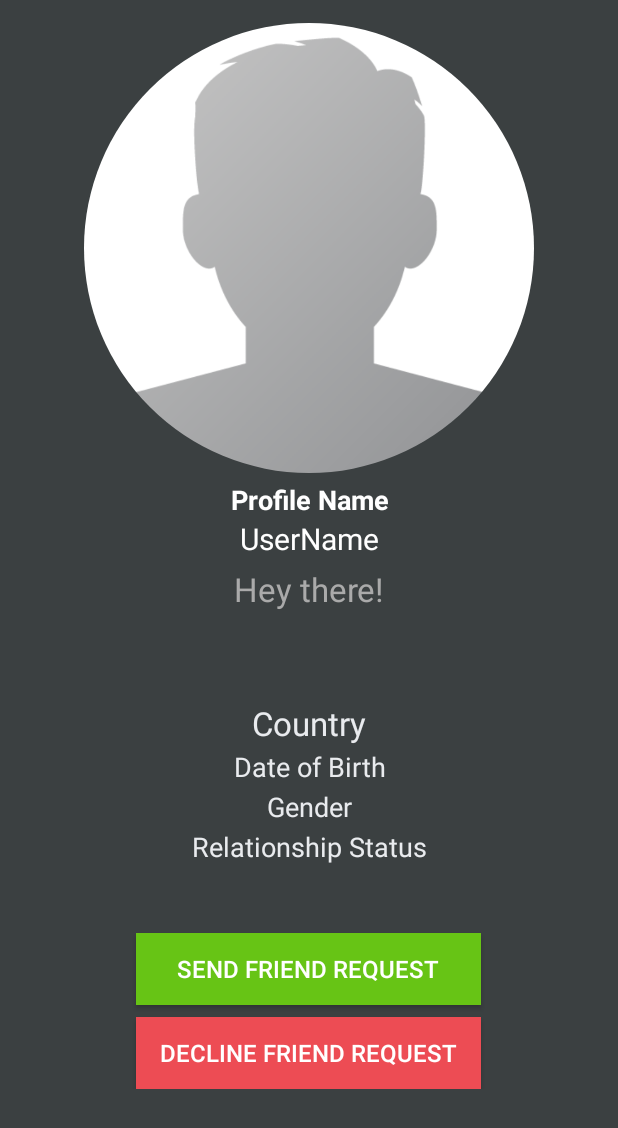
After one commit to phemmati/BookGraph, an Android app: the PersonProfileActivity screen opened directly, with no data from a screen before it, on a phone screen of 412 x 824 dp. The commit adds this screen. Shown: the top 1128 px of the screen. Run offline under Robolectric (Android 15) with nearby library versions, the phone set to English and light mode, and no system bars; our stand-ins replace CircleImageView, Firebase (no records; nobody signed in at launch, a user with empty details on screens opened directly), Picasso; 1 statement that could not run was skipped.

Commit message:
Friend request done

```diff
--- a/app/src/main/java/com/example/bookgraph/ClickPostActivity.java
+++ b/app/src/main/java/com/example/bookgraph/ClickPostActivity.java
@@ -110,6 +110,7 @@ public class ClickPostActivity extends AppCompatActivity {
             public void onClick(DialogInterface dialog, int which) {
                 clickPostRef.child("description").setValue(inputField.getText().toString());
                 Toast.makeText(ClickPostActivity.this,"Post has been updated.",Toast.LENGTH_LONG).show();
+                sendUserToMainActivity();
             }
         });
 
--- a/app/src/main/java/com/example/bookgraph/FindFriendsActivity.java
+++ b/app/src/main/java/com/example/bookgraph/FindFriendsActivity.java
@@ -3,6 +3,7 @@ package com.example.bookgraph;
 import androidx.annotation.NonNull;
 import androidx.appcompat.app.AppCompatActivity;
 
+import android.content.Intent;
 import android.os.Bundle;
 import android.view.LayoutInflater;
 import android.view.View;
@@ -81,10 +82,20 @@ public class FindFriendsActivity extends AppCompatActivity {
 
         FirebaseRecyclerAdapter<FindFriends, FindFriendsViewHolder> firebaseRecyclerAdapter = new FirebaseRecyclerAdapter<FindFriends, FindFriendsViewHolder>(options) {
             @Override
-            protected void onBindViewHolder(@NonNull FindFriendsViewHolder holder, int position, @NonNull FindFriends model) {
+            protected void onBindViewHolder(@NonNull FindFriendsViewHolder holder, final int position, @NonNull FindFriends model) {
                 holder.myName.setText(model.getFullname());
                 holder.myStatus.setText(model.getStatus());
                 Picasso.get().load(model.getProfileimage()).into(holder.myImage);
+
+                holder.itemView.setOnClickListener(new View.OnClickListener() {
+                    @Override
+                    public void onClick(View v) {
+                        String visit_user_id = getRef(position).getKey();
+                        Intent profileIntent = new Intent(FindFriendsActivity.this,PersonProfileActivity.class);
+                        profileIntent.putExtra("visit_user_id",visit_user_id);
+                        startActivity(profileIntent);
+                    }
+                });
             }
 
             @NonNull
--- a/app/src/main/java/com/example/bookgraph/MainActivity.java
+++ b/app/src/main/java/com/example/bookgraph/MainActivity.java
@@ -32,6 +32,7 @@ import com.google.firebase.database.DataSnapshot;
 import com.google.firebase.database.DatabaseError;
 import com.google.firebase.database.DatabaseReference;
 import com.google.firebase.database.FirebaseDatabase;
+import com.google.firebase.database.Query;
 import com.google.firebase.database.ValueEventListener;
 import com.squareup.picasso.Picasso;
 
@@ -47,10 +48,8 @@ public class MainActivity extends AppCompatActivity {
     private RecyclerView postList;
     private Toolbar mtoolBar;
     Boolean likeChecker = false;
-
     private FirebaseAuth mAuth;
     private DatabaseReference usersRef,postsRef,likesRef;
-
     private CircleImageView navProfileImage;
     private TextView navProfileUserName;
     private String currentUserId;
@@ -62,35 +61,7 @@ public class MainActivity extends AppCompatActivity {
         super.onCreate(savedInstanceState);
         setContentView(R.layout.activity_main);
 
-        mAuth = FirebaseAuth.getInstance();
-        postsRef = FirebaseDatabase.getInstance().getReference().child("Posts");
-        usersRef = FirebaseDatabase.getInstance().getReference().child("Users");
-        likesRef = FirebaseDatabase.getInstance().getReference().child("Likes");
-
-        currentUserId = mAuth.getCurrentUser().getUid();
-
-        mtoolBar = (Toolbar) findViewById(R.id.main_page_toolbar);
-        setSupportActionBar(mtoolBar);
-        getSupportActionBar().setTitle("Home");
-
-        drawerLayout = (DrawerLayout) findViewById(R.id.drawable_layout);
-        actionBarDrawerToggle = new ActionBarDrawerToggle(MainActivity.this,drawerLayout,R.string.drawer_open,R.string.drawer_close);
-        drawerLayout.addDrawerListener(actionBarDrawerToggle);
-        actionBarDrawerToggle.syncState();
-        getSupportActionBar().setDisplayHomeAsUpEnabled(true);
-        navigationView = (NavigationView) findViewById(R.id.navigation_view);
-        postList = (RecyclerView) findViewById(R.id.all_users_post_list);
-        postList.setHasFixedSize(true);
-        LinearLayoutManager linearLayoutManager = new LinearLayoutManager(this);
-        linearLayoutManager.setReverseLayout(true);
-        linearLayoutManager.setStackFromEnd(true);
-        postList.setLayoutManager(linearLayoutManager);
-
-
-        View navView = navigationView.inflateHeaderView(R.layout.navigation_header);
-        navProfileImage = (CircleImageView) navView.findViewById(R.id.nav_profile_image);
-        navProfileUserName = (TextView)navView.findViewById(R.id.nav_user_full_name);
-        addNewPostButton = (ImageButton) findViewById(R.id.add_new_post_button);
+        initializeFields();
 
         usersRef.child(currentUserId).addValueEventListener(new ValueEventListener() {
             @Override
@@ -139,11 +110,42 @@ public class MainActivity extends AppCompatActivity {
         displayAllUsersPost();
     }
 
+    private void initializeFields() {
+
+        mAuth = FirebaseAuth.getInstance();
+        postsRef = FirebaseDatabase.getInstance().getReference().child("Posts");
+        usersRef = FirebaseDatabase.getInstance().getReference().child("Users");
+        likesRef = FirebaseDatabase.getInstance().getReference().child("Likes");
+        currentUserId = mAuth.getCurrentUser().getUid();
+        mtoolBar = (Toolbar) findViewById(R.id.main_page_toolbar);
+        setSupportActionBar(mtoolBar);
+        getSupportActionBar().setTitle("Home");
+        drawerLayout = (DrawerLayout) findViewById(R.id.drawable_layout);
+        actionBarDrawerToggle = new ActionBarDrawerToggle(MainActivity.this,drawerLayout,R.string.drawer_open,R.string.drawer_close);
+        drawerLayout.addDrawerListener(actionBarDrawerToggle);
+        actionBarDrawerToggle.syncState();
+        getSupportActionBar().setDisplayHomeAsUpEnabled(true);
+        navigationView = (NavigationView) findViewById(R.id.navigation_view);
+        postList = (RecyclerView) findViewById(R.id.all_users_post_list);
+        postList.setHasFixedSize(true);
+        LinearLayoutManager linearLayoutManager = new LinearLayoutManager(this);
+        linearLayoutManager.setReverseLayout(true);
+        linearLayoutManager.setStackFromEnd(true);
+        postList.setLayoutManager(linearLayoutManager);
+        View navView = navigationView.inflateHeaderView(R.layout.navigation_header);
+        navProfileImage = (CircleImageView) navView.findViewById(R.id.nav_profile_image);
+        navProfileUserName = (TextView)navView.findViewById(R.id.nav_user_full_name);
+        addNewPostButton = (ImageButton) findViewById(R.id.add_new_post_button);
+
+    }
+
     private void displayAllUsersPost() {
+
+        Query sortPostInDescending = postsRef.orderByChild("counter");
 
             FirebaseRecyclerOptions<Posts> options =
                     new FirebaseRecyclerOptions.Builder<Posts>()
-                            .setQuery(postsRef, Posts.class)
+                            .setQuery(sortPostInDescending, Posts.class)
                             .build();
 
             FirebaseRecyclerAdapter adapter = new FirebaseRecyclerAdapter<Posts, postViewHolder>(options) {
--- /dev/null
+++ b/app/src/main/java/com/example/bookgraph/PersonProfileActivity.java
@@ -0,0 +1,88 @@
+package com.example.bookgraph;
+
+import androidx.annotation.NonNull;
+import androidx.appcompat.app.AppCompatActivity;
+
+import android.os.Bundle;
+import android.widget.Button;
+import android.widget.TextView;
+
+import com.google.firebase.auth.FirebaseAuth;
+import com.google.firebase.database.DataSnapshot;
+import com.google.firebase.database.DatabaseError;
+import com.google.firebase.database.DatabaseReference;
+import com.google.firebase.database.FirebaseDatabase;
+import com.google.firebase.database.ValueEventListener;
+import com.squareup.picasso.Picasso;
+
+import de.hdodenhof.circleimageview.CircleImageView;
+
+public class PersonProfileActivity extends AppCompatActivity {
+
+    private TextView userName,userFullName,userStatus,userCountry,userGender,userRelation,userDOB;
+    private CircleImageView userProfImage;
+    private FirebaseAuth mAuth;
+    private String senderUserId,receiverUserId;
+    private DatabaseReference profileUserRef,usersRef;
+    private Button sendFriendRequestBtn,declineFriendRequestBtn;
+
+    @Override
+    protected void onCreate(Bundle savedInstanceState) {
+        super.onCreate(savedInstanceState);
+        setContentView(R.layout.activity_person_profile);
+
+        initializeFields();
+
+        usersRef.child(receiverUserId).addValueEventListener(new ValueEventListener() {
+            @Override
+            public void onDataChange(@NonNull DataSnapshot snapshot) {
+                if(snapshot.exists()){
+                    String myProfileImage = snapshot.child("profileimage").getValue().toString();
+                    String myUserName = snapshot.child("username").getValue().toString();
+                    String myFullName = snapshot.child("fullname").getValue().toString();
+                    String myProfileStatus = snapshot.child("status").getValue().toString();
+                    String myDOB = snapshot.child("dob").getValue().toString();
+                    String myCountry = snapshot.child("country").getValue().toString();
+                    String myGender = snapshot.child("gender").getValue().toString();
+                    String myRelationshipStatus = snapshot.child("relationstatus").getValue().toString();
+
+                    Picasso.get().load(myProfileImage).placeholder(R.drawable.profile).into(userProfImage);
+                    userName.setText("@"+myUserName);
+                    userFullName.setText(myFullName);
+                    userCountry.setText("Country: "+myCountry);
+                    userDOB.setText("DOB: "+myDOB);
+                    userStatus.setText("Status: "+myProfileStatus);
+                    userRelation.setText("Relationship Status: "+myRelationshipStatus);
+                    userGender.setText("Gender: "+myGender);
+                }
+            }
+
+            @Override
+            public void onCancelled(@NonNull DatabaseError error) {
+
+            }
+        });
+
+    }
+
+    private void initializeFields(){
+
+        userCountry = (TextView) findViewById(R.id.person_country);
+        userName = (TextView) findViewById(R.id.person_username);
+        userGender = (TextView) findViewById(R.id.person_gender);
+        userDOB = (TextView) findViewById(R.id.person_dob);
+        userFullName = (TextView) findViewById(R.id.person_full_name);
+        userStatus = (TextView) findViewById(R.id.person_profile_status);
+        userRelation = (TextView) findViewById(R.id.person_relationship);
+        userProfImage = (CircleImageView) findViewById(R.id.person_profile_pic);
+        sendFriendRequestBtn = (Button) findViewById(R.id.person_send_friend_request_btn);
+        declineFriendRequestBtn = (Button) findViewById(R.id.person_decline_friend_request_btn);
+        mAuth = FirebaseAuth.getInstance();
+        senderUserId = mAuth.getCurrentUser().getUid();
+        receiverUserId = getIntent().getExtras().get("visit_user_id").toString();
+        //profileUserRef = FirebaseDatabase.getInstance().getReference().child("Users").child(currentUserId);
+        usersRef = FirebaseDatabase.getInstance().getReference().child("Users");
+
+
+    }
+}
--- a/app/src/main/java/com/example/bookgraph/PostActivity.java
+++ b/app/src/main/java/com/example/bookgraph/PostActivity.java
@@ -55,6 +55,7 @@ public class PostActivity extends AppCompatActivity {
     private String saveCurrentDate, saveCurrentTime,postRandomName,current_user_id;
     private String downloadUrl;
     private ProgressDialog loadingBar;
+    private long countPosts = 0;
 
     @RequiresApi(api = Build.VERSION_CODES.LOLLIPOP)
     @Override
@@ -152,6 +153,23 @@ public class PostActivity extends AppCompatActivity {
     }
 
     private void SavingPostInformationToDatabase() {
+
+        postsRef.addValueEventListener(new ValueEventListener() {
+            @Override
+            public void onDataChange(@NonNull DataSnapshot snapshot) {
+                if(snapshot.exists()){
+                    countPosts = snapshot.getChildrenCount();
+                }
+                else{
+                    countPosts = 0;
+                }
+            }
+
+            @Override
+            public void onCancelled(@NonNull DatabaseError error) {
+
+            }
+        });
         usersRef.child(current_user_id).addValueEventListener(new ValueEventListener() {
             @Override
             public void onDataChange(DataSnapshot dataSnapshot)
@@ -167,6 +185,7 @@ public class PostActivity extends AppCompatActivity {
                     postsMap.put("time", saveCurrentTime);
                     postsMap.put("description", description);
                     postsMap.put("postimage", downloadUrl);
+                    postsMap.put("counter",countPosts);
                     postsMap.put("profileimage", userProfileImage);
                     postsMap.put("fullname", userFullName);
                     postsRef.child(current_user_id + postRandomName).updateChildren(postsMap)
--- /dev/null
+++ b/app/src/main/res/layout/activity_person_profile.xml
@@ -0,0 +1,145 @@
+<?xml version="1.0" encoding="utf-8"?>
+<RelativeLayout xmlns:android="http://schemas.android.com/apk/res/android"
+    xmlns:app="http://schemas.android.com/apk/res-auto"
+    xmlns:tools="http://schemas.android.com/tools"
+    android:layout_width="match_parent"
+    android:layout_height="match_parent"
+    android:background="@color/colorProfile"
+    tools:context=".PersonProfileActivity">
+
+    <ScrollView
+        android:layout_width="match_parent"
+        android:layout_height="match_parent"
+        android:layout_alignParentStart="true"
+        android:layout_alignParentTop="true">
+
+        <RelativeLayout
+            android:layout_width="match_parent"
+            android:layout_height="match_parent">
+
+            <de.hdodenhof.circleimageview.CircleImageView
+                android:id="@+id/person_profile_pic"
+                android:layout_width="300dp"
+                android:layout_height="300dp"
+                android:layout_alignParentTop="true"
+                android:layout_centerHorizontal="true"
+                android:layout_marginTop="15dp"
+                android:src="@drawable/profile"
+                />
+
+            <TextView
+                android:id="@+id/person_full_name"
+                android:layout_width="match_parent"
+                android:layout_height="wrap_content"
+                android:text="Profile Name"
+                android:layout_below="@+id/person_profile_pic"
+                android:layout_marginTop="5dp"
+                android:textAlignment="center"
+                android:textAllCaps="false"
+                android:textColor="@android:color/background_light"
+                android:textSize="18sp"
+                android:textStyle="bold"/>
+
+            <TextView
+                android:id="@+id/person_username"
+                android:layout_width="match_parent"
+                android:layout_height="wrap_content"
+                android:text="UserName"
+                android:layout_below="@+id/person_full_name"
+                android:textAlignment="center"
+                android:textAllCaps="false"
+                android:textColor="@android:color/background_light"
+                android:textSize="20sp"/>
+
+            <TextView
+                android:id="@+id/person_profile_status"
+                android:layout_width="match_parent"
+                android:layout_height="wrap_content"
+                android:text="Hey there!"
+                android:layout_marginTop="5dp"
+                android:layout_below="@+id/person_username"
+                android:textAlignment="center"
+                android:textAllCaps="false"
+                android:textColor="@android:color/darker_gray"
+                android:textSize="22sp"/>
+
+            <TextView
+                android:id="@+id/person_country"
+                android:layout_width="match_parent"
+                android:layout_height="wrap_content"
+                android:text="Country"
+                android:layout_marginTop="60dp"
+                android:layout_below="@+id/person_profile_status"
+                android:textAlignment="center"
+                android:textAllCaps="false"
+                android:textColor="@color/colorAccent"
+                android:textSize="22sp"/>
+
+            <TextView
+                android:id="@+id/person_dob"
+                android:layout_width="match_parent"
+                android:layout_height="wrap_content"
+                android:text="Date of Birth"
+                android:layout_marginTop="2dp"
+                android:layout_below="@+id/person_country"
+                android:textAlignment="center"
+                android:textAllCaps="false"
+                android:textColor="@color/colorAccent"
+                android:textSize="18sp"/>
+
+            <TextView
+                android:id="@+id/person_gender"
+                android:layout_width="match_parent"
+                android:layout_height="wrap_content"
+                android:text="Gender"
+                android:layout_marginTop="2dp"
+                android:layout_below="@+id/person_dob"
+                android:textAlignment="center"
+                android:textAllCaps="false"
+                android:textColor="@color/colorAccent"
+                android:textSize="18sp"/>
+
+            <TextView
+                android:id="@+id/person_relationship"
+                android:layout_width="match_parent"
+                android:layout_height="wrap_content"
+                android:text="Relationship Status"
+                android:layout_marginTop="2dp"
+                android:layout_below="@+id/person_gender"
+                android:textAlignment="center"
+                android:textAllCaps="false"
+                android:textColor="@color/colorAccent"
+                android:textSize="18sp"/>
+
+            <Button
+                android:id="@+id/person_send_friend_request_btn"
+                android:layout_width="230dp"
+                android:layout_height="wrap_content"
+                android:layout_below="@+id/person_relationship"
+                android:layout_marginTop="45dp"
+                android:background="@color/colorPrimaryDark"
+                android:text="Send Friend Request"
+                android:textColor="@android:color/background_light"
+                android:textSize="16sp"
+                android:layout_centerHorizontal="true"/>
+
+            <Button
+                android:id="@+id/person_decline_friend_request_btn"
+                android:layout_width="230dp"
+                android:layout_height="wrap_content"
+                android:layout_below="@+id/person_send_friend_request_btn"
+                android:layout_marginTop="8dp"
+                android:backgroundTint="@color/colorPrimary"
+                android:background="@color/colorPrimaryDark"
+                android:text="Decline Friend Request"
+                android:textColor="@android:color/background_light"
+                android:textSize="16sp"
+                android:layout_centerHorizontal="true"/>
+
+
+
+        </RelativeLayout>
+
+    </ScrollView>
+
+</RelativeLayout>
```
Also changed, not shown: app/src/main/AndroidManifest.xml (+4 -4 lines).
